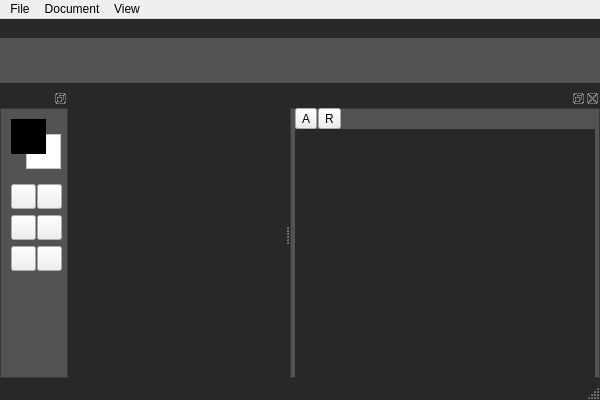
This is alpaint/res/Alpaint.ui in DatDarkAlpaca/alpaint as Qt 5 draws it before an edit. The edited form follows.
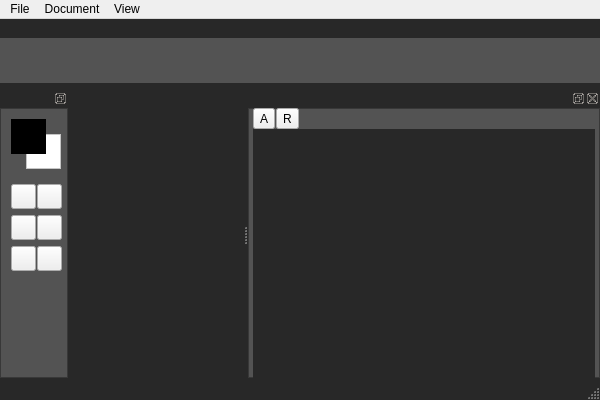
This is the edited form. Icons and pictures are not drawn. Custom widgets are drawn as their Qt base class.

```diff
--- a/alpaint/res/Alpaint.ui
+++ b/alpaint/res/Alpaint.ui
@@ -595,7 +595,7 @@
    </property>
    <property name="minimumSize">
     <size>
-     <width>310</width>
+     <width>352</width>
      <height>145</height>
     </size>
    </property>
@@ -716,6 +716,9 @@
        <property name="alternatingRowColors">
         <bool>false</bool>
        </property>
+       <property name="flow">
+        <enum>QListView::TopToBottom</enum>
+       </property>
        <property name="sortingEnabled">
         <bool>true</bool>
        </property>
@@ -822,6 +825,11 @@
    <header>docks/InformationBarDock.h</header>
    <container>1</container>
   </customwidget>
+  <customwidget>
+   <class>alp::LayerList</class>
+   <extends>QListWidget</extends>
+   <header>layers/LayerList.h</header>
+  </customwidget>
  </customwidgets>
  <resources>
   <include location="Alpaint.qrc"/>
```
Left out of the diff: 2 changed lines with no effect on the pictures.
